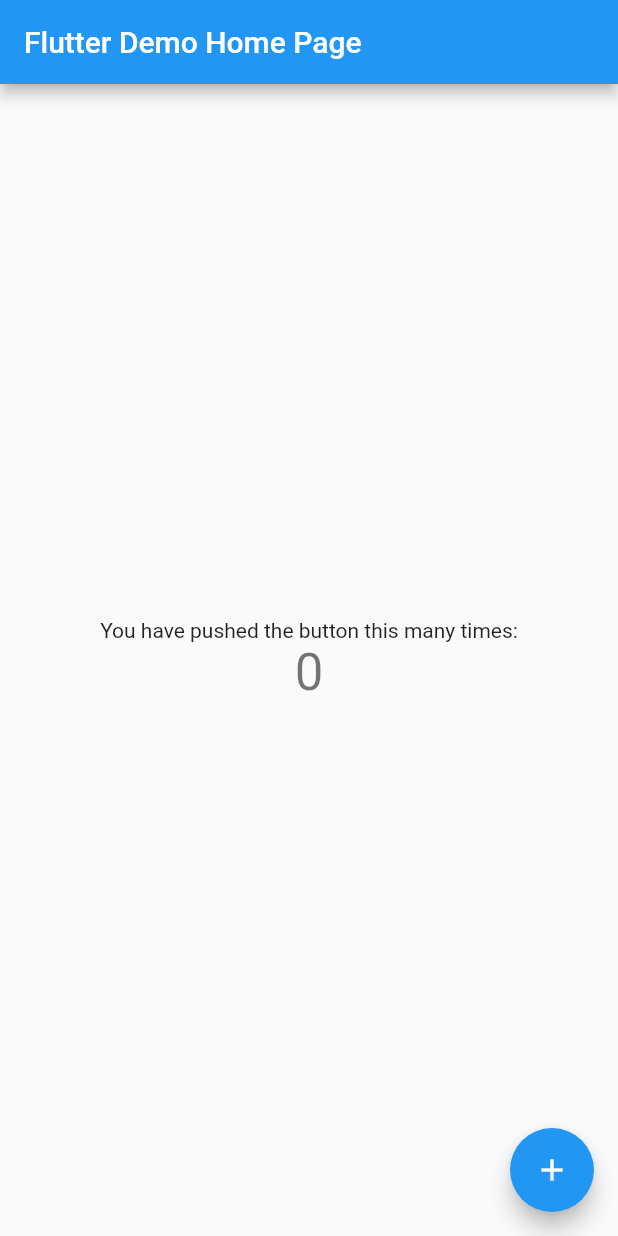
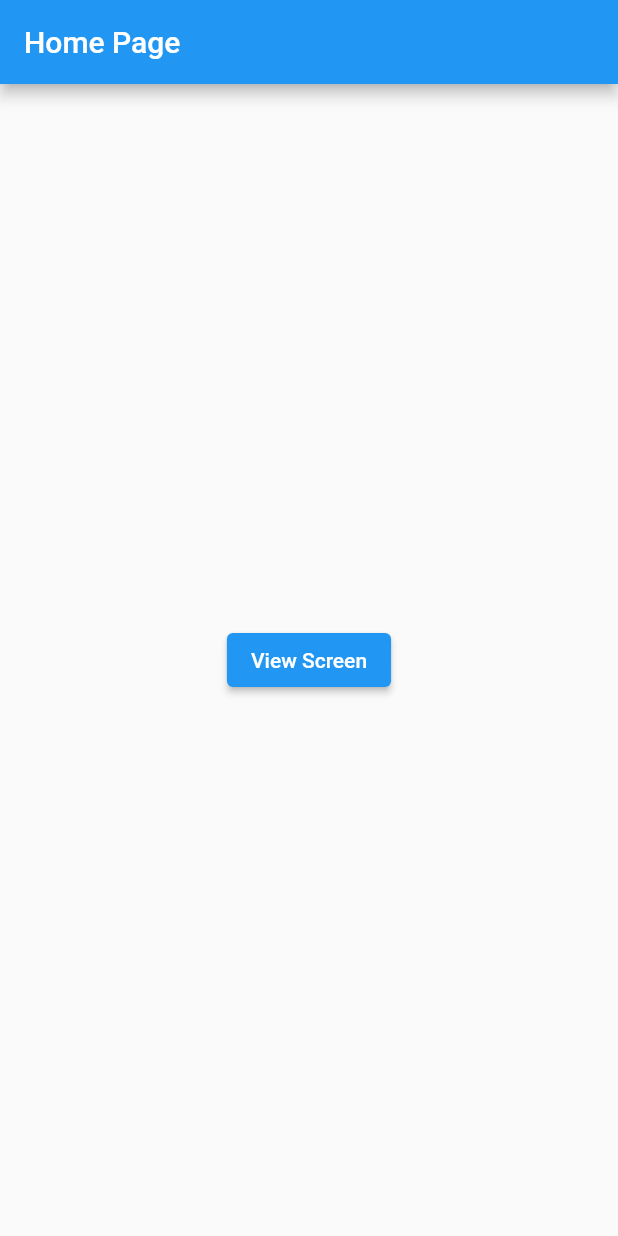
Before and after one commit to SanjayDevTech/flutter_notes, a Flutter app: the screen it shows after launch, on a phone screen of 412 x 824 dp. Run offline on Flutter 3.47's test engine with Material 2 defaults, Android fonts, the phone set to English and light mode, and no system bars; our stand-ins replace go_router.

Commit message:
added dummy structure

```diff
--- a/lib/main.dart
+++ b/lib/main.dart
@@ -1,115 +1,40 @@
 import 'package:flutter/material.dart';
+import 'package:go_router/go_router.dart';
+
+import 'screens/home/main.dart';
+import 'screens/view/main.dart';
 
 void main() {
-  runApp(const MyApp());
+  runApp(const FlutterNotesApp());
 }
 
-class MyApp extends StatelessWidget {
-  const MyApp({super.key});
+final _router = GoRouter(
+  initialLocation: "/",
+  routes: [
+    GoRoute(
+      path: '/',
+      builder: (context, state) => const HomePage(),
+    ),
+    GoRoute(
+      path: '/view/:id',
+      builder: (context, state) => ViewPage(
+        noteId: state.params["id"],
+      ),
+    )
+  ],
+);
 
-  // This widget is the root of your application.
+class FlutterNotesApp extends StatelessWidget {
+  const FlutterNotesApp({super.key});
+
   @override
   Widget build(BuildContext context) {
-    return MaterialApp(
-      title: 'Flutter Demo',
+    return MaterialApp.router(
+      title: "Flutter Notes",
       theme: ThemeData(
-        // This is the theme of your application.
-        //
-        // Try running your application with "flutter run". You'll see the
-        // application has a blue toolbar. Then, without quitting the app, try
-        // changing the primarySwatch below to Colors.green and then invoke
-        // "hot reload" (press "r" in the console where you ran "flutter run",
-        // or simply save your changes to "hot reload" in a Flutter IDE).
-        // Notice that the counter didn't reset back to zero; the application
-        // is not restarted.
         primarySwatch: Colors.blue,
       ),
-      home: const MyHomePage(title: 'Flutter Demo Home Page'),
+      routerConfig: _router,
     );
   }
 }
-
-class MyHomePage extends StatefulWidget {
-  const MyHomePage({super.key, required this.title});
-
-  // This widget is the home page of your application. It is stateful, meaning
-  // that it has a State object (defined below) that contains fields that affect
-  // how it looks.
-
-  // This class is the configuration for the state. It holds the values (in this
-  // case the title) provided by the parent (in this case the App widget) and
-  // used by the build method of the State. Fields in a Widget subclass are
-  // always marked "final".
-
-  final String title;
-
-  @override
-  State<MyHomePage> createState() => _MyHomePageState();
-}
-
-class _MyHomePageState extends State<MyHomePage> {
-  int _counter = 0;
-
-  void _incrementCounter() {
-    setState(() {
-      // This call to setState tells the Flutter framework that something has
-      // changed in this State, which causes it to rerun the build method below
-      // so that the display can reflect the updated values. If we changed
-      // _counter without calling setState(), then the build method would not be
-      // called again, and so nothing would appear to happen.
-      _counter++;
-    });
-  }
-
-  @override
-  Widget build(BuildContext context) {
-    // This method is rerun every time setState is called, for instance as done
-    // by the _incrementCounter method above.
-    //
-    // The Flutter framework has been optimized to make rerunning build methods
-    // fast, so that you can just rebuild anything that needs updating rather
-    // than having to individually change instances of widgets.
-    return Scaffold(
-      appBar: AppBar(
-        // Here we take the value from the MyHomePage object that was created by
-        // the App.build method, and use it to set our appbar title.
-        title: Text(widget.title),
-      ),
-      body: Center(
-        // Center is a layout widget. It takes a single child and positions it
-        // in the middle of the parent.
-        child: Column(
-          // Column is also a layout widget. It takes a list of children and
-          // arranges them vertically. By default, it sizes itself to fit its
-          // children horizontally, and tries to be as tall as its parent.
-          //
-          // Invoke "debug painting" (press "p" in the console, choose the
-          // "Toggle Debug Paint" action from the Flutter Inspector in Android
-          // Studio, or the "Toggle Debug Paint" command in Visual Studio Code)
-          // to see the wireframe for each widget.
-          //
-          // Column has various properties to control how it sizes itself and
-          // how it positions its children. Here we use mainAxisAlignment to
-          // center the children vertically; the main axis here is the vertical
-          // axis because Columns are vertical (the cross axis would be
-          // horizontal).
-          mainAxisAlignment: MainAxisAlignment.center,
-          children: <Widget>[
-            const Text(
-              'You have pushed the button this many times:',
-            ),
-            Text(
-              '$_counter',
-              style: Theme.of(context).textTheme.headline4,
-            ),
-          ],
-        ),
-      ),
-      floatingActionButton: FloatingActionButton(
-        onPressed: _incrementCounter,
-        tooltip: 'Increment',
-        child: const Icon(Icons.add),
-      ), // This trailing comma makes auto-formatting nicer for build methods.
-    );
-  }
-}
--- /dev/null
+++ b/lib/screens/home/body.dart
@@ -0,0 +1,18 @@
+import 'package:flutter/material.dart';
+import 'package:go_router/go_router.dart';
+
+class HomePageBody extends StatelessWidget {
+  const HomePageBody({super.key});
+
+  @override
+  Widget build(BuildContext context) {
+    return Center(
+      child: ElevatedButton(
+        child: const Text("View Screen"),
+        onPressed: () {
+          context.push("/view/5");
+        },
+      ),
+    );
+  }
+}
--- /dev/null
+++ b/lib/screens/home/main.dart
@@ -0,0 +1,18 @@
+import 'package:flutter/material.dart';
+import 'package:flutter_notes/screens/home/provider.dart';
+
+import 'body.dart';
+
+class HomePage extends StatelessWidget {
+  const HomePage({super.key});
+
+  @override
+  Widget build(BuildContext context) {
+    return Scaffold(
+      appBar: AppBar(
+        title: const Text('Home Page'),
+      ),
+      body: const HomePageProvider(child: HomePageBody()),
+    );
+  }
+}
--- /dev/null
+++ b/lib/screens/home/provider.dart
@@ -0,0 +1,14 @@
+import 'package:flutter/material.dart';
+
+class HomePageProvider extends InheritedWidget {
+  const HomePageProvider({super.key, required super.child});
+
+  static HomePageProvider? of(BuildContext context) {
+    return context.dependOnInheritedWidgetOfExactType<HomePageProvider>();
+  }
+
+  @override
+  bool updateShouldNotify(HomePageProvider oldWidget) {
+    return true;
+  }
+}
--- /dev/null
+++ b/lib/screens/home/repository.dart
@@ -0,0 +1,3 @@
+class HomeRepository {
+
+}
--- /dev/null
+++ b/lib/screens/view/state.dart
@@ -0,0 +1,5 @@
+class ViewPageState {
+  final String? noteId;
+
+  ViewPageState({this.noteId});
+}
```
Also changed, not shown: lib/data/models.dart (added, +11 -0 lines), lib/data/store.dart (added, +49 -0 lines), lib/screens/view/body.dart (added, +28 -0 lines), lib/screens/view/main.dart (added, +23 -0 lines), lib/screens/view/provider.dart (added, +17 -0 lines), pubspec.yaml (+7 -72 lines), pubspec.lock, 2 other files.
